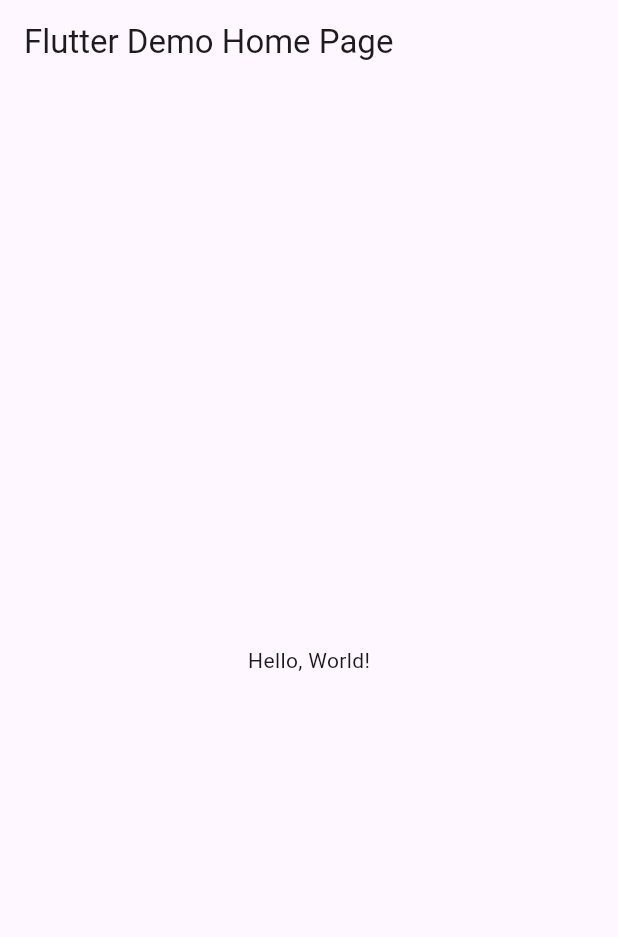
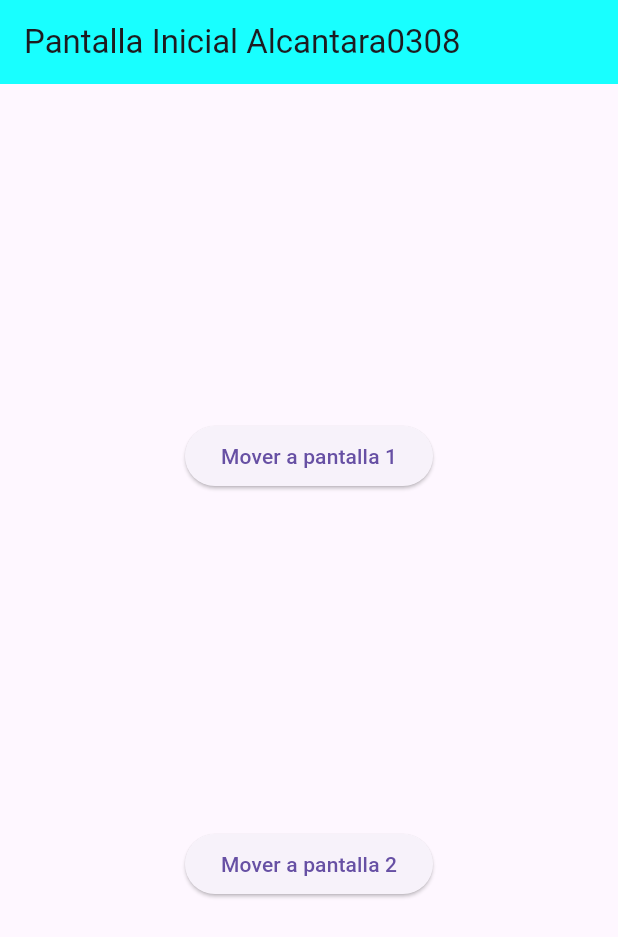
Before and after one commit to Chris12066/p15-RutasV2-0308, a Flutter app: the screen it shows after launch, on a phone screen of 412 x 824 dp. Shown: the top 937 px of the screen. Run offline on Flutter 3.47's test engine with Material 3 defaults, Android fonts, the phone set to English and light mode, and no system bars.

```diff
--- a/lib/main.dart
+++ b/lib/main.dart
@@ -1,43 +1,23 @@
 import 'package:flutter/material.dart';
+import 'package:alcantara0308/pantalla2_0308.dart';
+import 'package:alcantara0308/pantalla1_0308.dart';
+import 'package:alcantara0308/pantallainicial_0308.dart';
 
-void main() => runApp(MyApp());
+void main() => runApp(MiApp0308());
 
-class MyApp extends StatelessWidget {
-  const MyApp({super.key});
-  // This widget is the root of your application.
+class MiApp0308 extends StatelessWidget {
+  const MiApp0308({Key? key}) : super(key: key);
+
   @override
   Widget build(BuildContext context) {
     return MaterialApp(
-      // Application name
-      title: 'Flutter Hello World',
-      // Application theme data, you can set the colors for the application as
-      // you want
-      theme: ThemeData(
-        // useMaterial3: true,
-        primarySwatch: Colors.blue,
-      ),
-      // A widget which will be started on application startup
-      home: MyHomePage(title: 'Flutter Demo Home Page'),
-    );
-  }
-}
-
-class MyHomePage extends StatelessWidget {
-  final String title;
-  const MyHomePage({super.key, required this.title});
-
-  @override
-  Widget build(BuildContext context) {
-    return Scaffold(
-      appBar: AppBar(
-        // The title text which will be shown on the action bar
-        title: Text(title),
-      ),
-      body: Center(
-        child: Text(
-          'Hello, World!',
-        ),
-      ),
-    );
-  }
-}
+        debugShowCheckedModeBanner: false,
+        initialRoute: '/',
+        routes: {
+          '/': (context) => PantallaInicial_0308(),
+          '/Pantalla1_0308': (context) => const Pantalla1_0308(),
+          '/Pantalla2_0308': (context) => const Pantalla2_0308(),
+        } //rutas de paginas
+        );
+  } //fin widget
+} //fin MiApp0308
--- /dev/null
+++ b/lib/pantallainicial_0308.dart
@@ -0,0 +1,36 @@
+import 'package:flutter/material.dart';
+
+//PantallaInicial_0308
+//
+class PantallaInicial_0308 extends StatelessWidget {
+  const PantallaInicial_0308({Key? key}) : super(key: key);
+
+  @override
+  Widget build(BuildContext context) {
+    return Scaffold(
+      appBar: AppBar(
+        title: const Text('Pantalla Inicial Alcantara0308'),
+        backgroundColor: Colors.cyanAccent,
+      ),
+      body: Center(
+        child: Column(
+          mainAxisAlignment: MainAxisAlignment.spaceEvenly,
+          children: [
+            ElevatedButton(
+              onPressed: () {
+                Navigator.pushNamed(context, '/Pantalla1_0308');
+              },
+              child: Text("Mover a pantalla 1"),
+            ),
+            ElevatedButton(
+              onPressed: () {
+                Navigator.pushNamed(context, '/Pantalla2_0308');
+              },
+              child: Text("Mover a pantalla 2"),
+            ),
+          ],
+        ),
+      ),
+    );
+  }
+}
```
Also changed, not shown: lib/pantalla1_0308.dart (added, +25 -0 lines), lib/pantalla2_0308.dart (added, +27 -0 lines).
